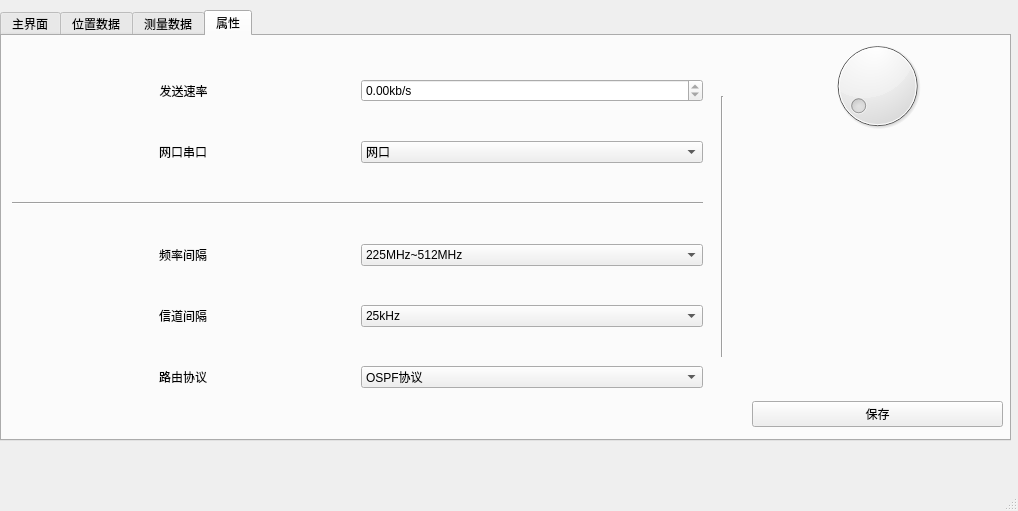
Before: the Qt Designer form UI/mainWindow.ui in 413180794/EPLRS_station, drawn with Qt 5.
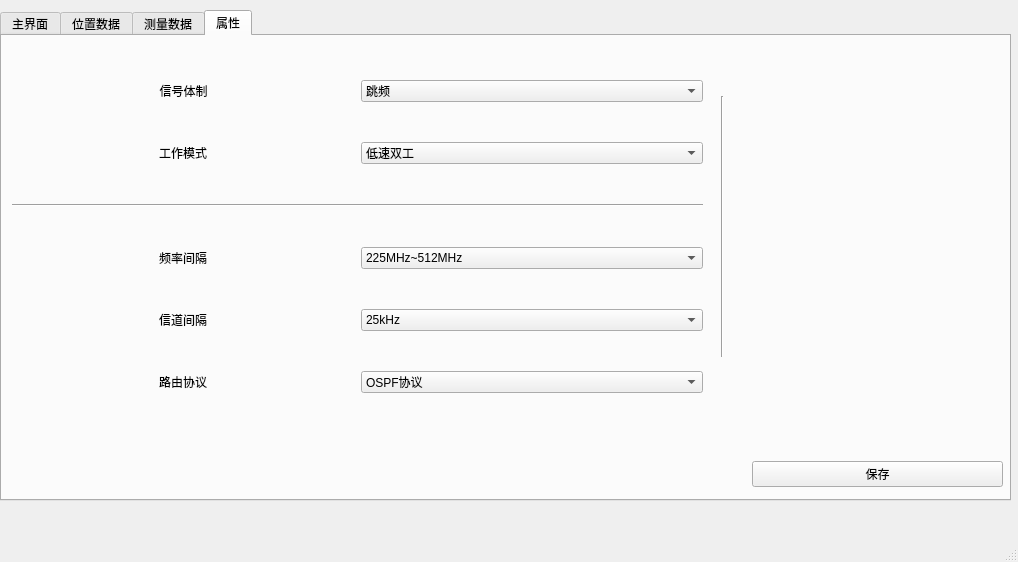
After: the same form once the commit is applied. The open tabs and pages were chosen to show the change.

Commit message: 修改界面为全屏，加入启动软件，启动键盘

```diff
--- a/UI/mainWindow.ui
+++ b/UI/mainWindow.ui
@@ -7,7 +7,7 @@
     <x>0</x>
     <y>0</y>
     <width>1018</width>
-    <height>511</height>
+    <height>562</height>
    </rect>
   </property>
   <property name="windowTitle">
@@ -20,7 +20,7 @@
       <x>0</x>
       <y>10</y>
       <width>1011</width>
-      <height>431</height>
+      <height>491</height>
      </rect>
     </property>
     <property name="currentIndex">
@@ -597,7 +597,7 @@
             <bool>false</bool>
            </property>
            <property name="text">
-            <string>发送速率</string>
+            <string>信号体制</string>
            </property>
            <property name="alignment">
             <set>Qt::AlignCenter</set>
@@ -605,25 +605,22 @@
           </widget>
          </item>
          <item>
-          <widget class="QDoubleSpinBox" name="send_rate_spinbox">
-           <property name="focusPolicy">
-            <enum>Qt::NoFocus</enum>
-           </property>
-           <property name="readOnly">
-            <bool>true</bool>
-           </property>
-           <property name="keyboardTracking">
-            <bool>false</bool>
-           </property>
-           <property name="suffix">
-            <string>kb/s</string>
-           </property>
-           <property name="maximum">
-            <double>375.000000000000000</double>
-           </property>
-           <property name="singleStep">
-            <double>0.010000000000000</double>
-           </property>
+          <widget class="QComboBox" name="signal_structure_combox">
+           <item>
+            <property name="text">
+             <string>跳频</string>
+            </property>
+           </item>
+           <item>
+            <property name="text">
+             <string>扩频</string>
+            </property>
+           </item>
+           <item>
+            <property name="text">
+             <string>跳扩</string>
+            </property>
+           </item>
           </widget>
          </item>
         </layout>
@@ -636,7 +633,7 @@
             <bool>false</bool>
            </property>
            <property name="text">
-            <string>网口串口</string>
+            <string>工作模式</string>
            </property>
           </widget>
          </item>
@@ -644,7 +641,7 @@
           <widget class="QComboBox" name="interface_combox">
            <item>
             <property name="text">
-             <string>网口</string>
+             <string>低速双工</string>
             </property>
            </item>
            <item>
@@ -766,26 +763,10 @@
         <x>750</x>
         <y>0</y>
         <width>251</width>
-        <height>391</height>
+        <height>451</height>
        </rect>
       </property>
       <layout class="QVBoxLayout" name="verticalLayout_2">
-       <item>
-        <widget class="QDial" name="send_rate_dial">
-         <property name="maximum">
-          <number>375</number>
-         </property>
-         <property name="singleStep">
-          <number>0</number>
-         </property>
-         <property name="value">
-          <number>17</number>
-         </property>
-         <property name="notchesVisible">
-          <bool>false</bool>
-         </property>
-        </widget>
-       </item>
        <item>
         <spacer name="verticalSpacer">
          <property name="orientation">
```
Left out of the diff: 28 changed lines with no effect on the pictures. The commit also changes 7 other files.
